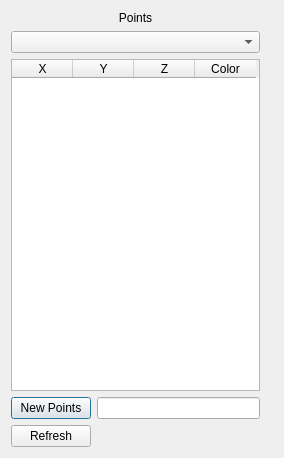
Above: rtUI/pointPlacement.ui from pengwg/vurtigo before the change. Below: the same form after it.
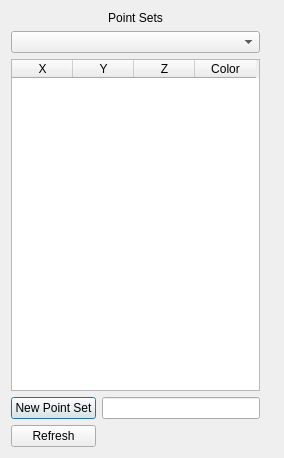
That is the form after the change.

Diff of the .ui file:
```diff
--- a/rtUI/pointPlacement.ui
+++ b/rtUI/pointPlacement.ui
@@ -21,7 +21,7 @@
        <item>
         <widget class="QLabel" name="label">
          <property name="text">
-          <string>Points</string>
+          <string>Point Sets</string>
          </property>
          <property name="alignment">
           <set>Qt::AlignCenter</set>
@@ -68,7 +68,7 @@
    <item row="1" column="0">
     <widget class="QPushButton" name="newPointsButton">
      <property name="text">
-      <string>New Points</string>
+      <string>New Point Set</string>
      </property>
     </widget>
    </item>
```
Left out of the diff: 6 changed lines with no effect on the pictures.
